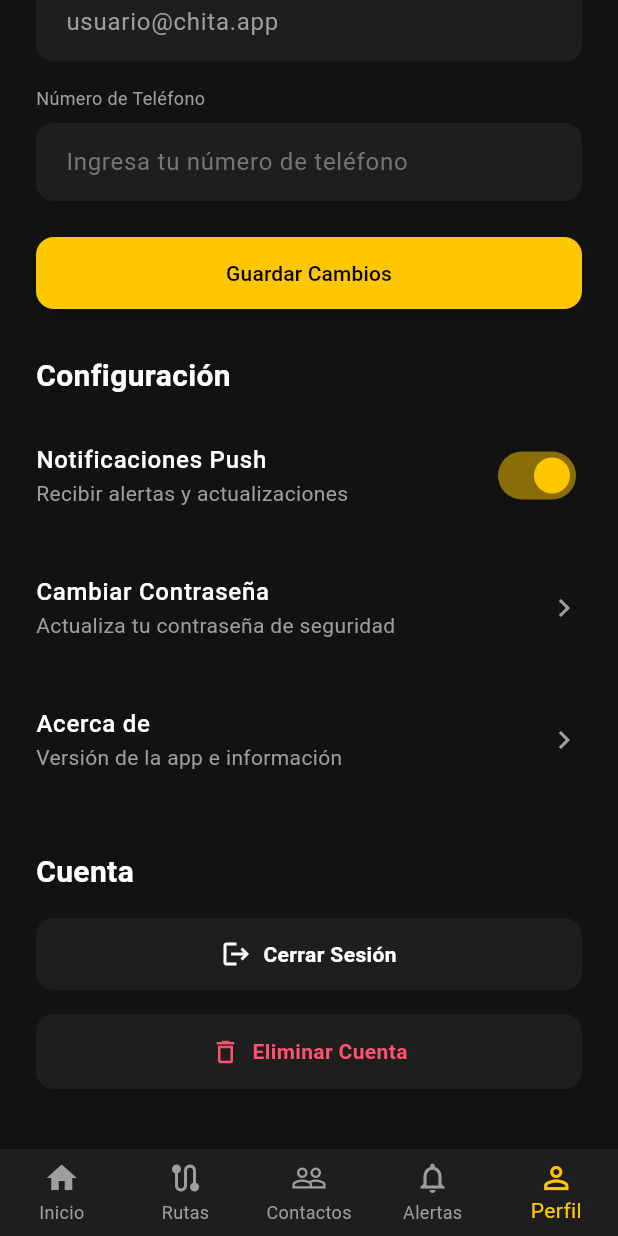
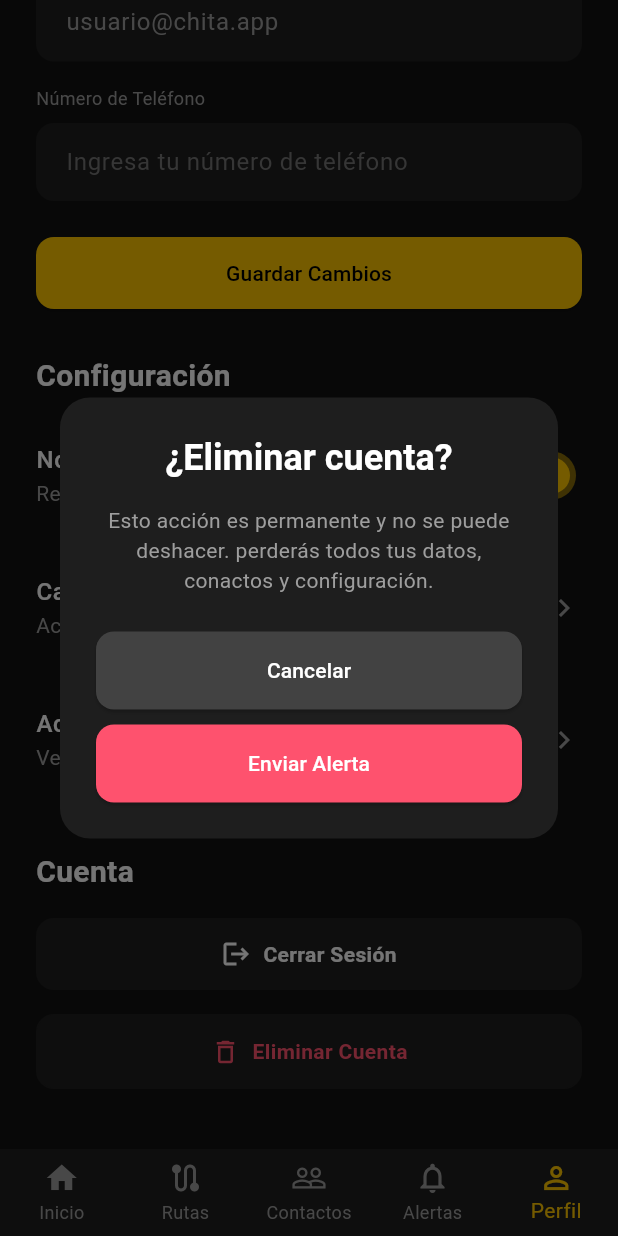
Before and after one commit to jovannyCG/app-chita, a Flutter app: the screen it shows after launch, item 5 of the bottom bar chosen, scrolled down 364 dp, after a tap on "Eliminar Cuenta", on a phone screen of 412 x 824 dp. Run offline on Flutter 3.47's test engine with Material 3 defaults, Android fonts, the phone set to English and light mode, and no system bars.

Commit message:
add alert before delete acoount add modal to ad contacts

```diff
--- a/lib/screens/home.dart
+++ b/lib/screens/home.dart
@@ -13,7 +13,7 @@ class HomeScreen extends StatelessWidget {
           backgroundColor: cardColor,
           shape: RoundedRectangleBorder(borderRadius: BorderRadius.circular(20)),
           title: const Text(
-            '¿Enviar Alerta de Emergencia?',
+            '¿Enviar alerta de Emergencia?',
             textAlign: TextAlign.center,
             style: TextStyle(color: Colors.white, fontWeight: FontWeight.bold),
           ),
--- a/lib/screens/profile.dart
+++ b/lib/screens/profile.dart
@@ -3,6 +3,7 @@ import '../main.dart'; // Importamos para usar los colores globales
 
 class ProfileScreen extends StatefulWidget {
   const ProfileScreen({super.key});
+
 
   @override
   State<ProfileScreen> createState() => _ProfileScreenState();
@@ -11,6 +12,60 @@ class ProfileScreen extends StatefulWidget {
 class _ProfileScreenState extends State<ProfileScreen> {
   // Estado para el switch de notificaciones
   bool _notificationsEnabled = true;
+  void showSosConfirmationDeleteAccountDialog(BuildContext context) {
+    showDialog(
+      context: context,
+      builder: (BuildContext context) {
+        return AlertDialog(
+          backgroundColor: cardColor,
+          shape: RoundedRectangleBorder(borderRadius: BorderRadius.circular(20)),
+          title: const Text(
+            '¿Eliminar cuenta?',
+            textAlign: TextAlign.center,
+            style: TextStyle(color: Colors.white, fontWeight: FontWeight.bold),
+          ),
+          content: const Text(
+            'Esto acción es permanente y no se puede deshacer. perderás todos tus datos, conactos y configuración.',
+            textAlign: TextAlign.center,
+            style: TextStyle(color: Colors.grey, fontSize: 14),
+          ),
+          actionsAlignment: MainAxisAlignment.center,
+          actions: <Widget>[
+            Column(
+              mainAxisSize: MainAxisSize.min,
+              crossAxisAlignment: CrossAxisAlignment.stretch,
+              children: [
+                ElevatedButton(
+                  style: ElevatedButton.styleFrom(
+                    backgroundColor: Colors.grey[800],
+                    foregroundColor: Colors.white,
+                    padding: const EdgeInsets.symmetric(vertical: 16),
+                  ),
+                  child: const Text('Cancelar'),
+                  onPressed: () {
+                    Navigator.of(context).pop();
+                  },
+                ),
+                const SizedBox(height: 10),
+                ElevatedButton(
+                  style: ElevatedButton.styleFrom(
+                    backgroundColor: accentColor,
+                    foregroundColor: Colors.white,
+                    padding: const EdgeInsets.symmetric(vertical: 16),
+                  ),
+                  child: const Text('Enviar Alerta'),
+                  onPressed: () {
+                    // Aquí iría la lógica para enviar la alerta
+                    Navigator.of(context).pop();
+                  },
+                ),
+              ],
+            ),
+          ],
+        );
+      },
+    );
+  }
 
   @override
   Widget build(BuildContext context) {
@@ -104,7 +159,7 @@ class _ProfileScreenState extends State<ProfileScreen> {
               text: 'Eliminar Cuenta',
               icon: Icons.delete_outline,
               textColor: accentColor, // Color rojo para acción destructiva
-              onTap: () {},
+              onTap: () => showSosConfirmationDeleteAccountDialog(context),
             ),
              const SizedBox(height: 20),
           ],
```
Also changed, not shown: lib/screens/contacts.dart (+128 -20 lines).
